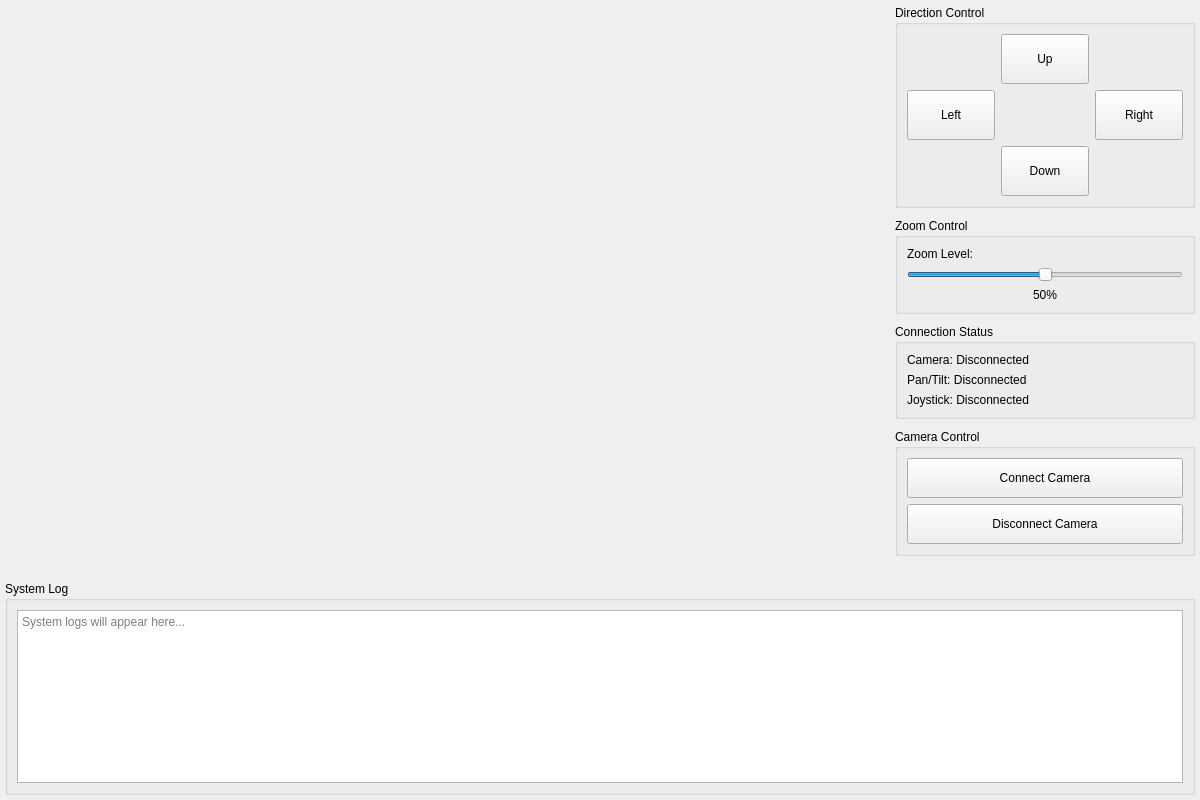
Qt form ui/MainControlView.ui (anmh1205/Remote_System) before a commit.
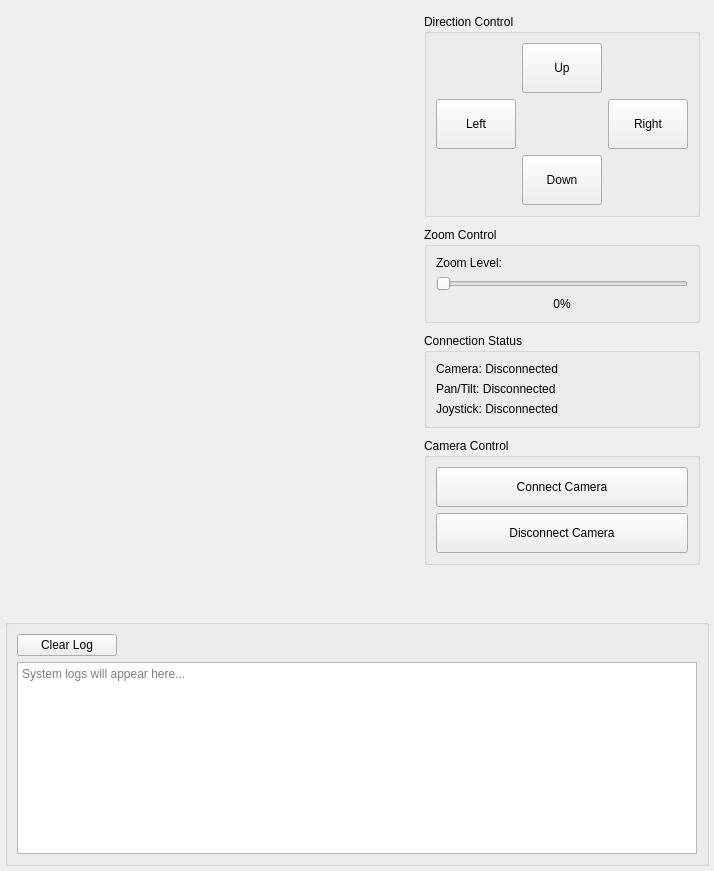
The same form after that commit. Custom widgets are drawn as their Qt base class.

```diff
--- a/ui/MainControlView.ui
+++ b/ui/MainControlView.ui
@@ -2,14 +2,6 @@
 <ui version="4.0">
  <class>MainControlView</class>
  <widget class="QWidget" name="MainControlView">
-  <property name="geometry">
-   <rect>
-    <x>0</x>
-    <y>0</y>
-    <width>1200</width>
-    <height>800</height>
-   </rect>
-  </property>
   <property name="windowTitle">
    <string>Main Control</string>
   </property>
@@ -30,9 +22,10 @@
     <number>5</number>
    </property>
    <item>
-    <layout class="QHBoxLayout" name="topHorizontalLayout">
+    <widget class="QWidget" name="topWidget">
+     <layout class="QHBoxLayout" name="horizontalLayout">
      <property name="spacing">
-      <number>5</number>
+       <number>10</number>
      </property>
      <item>
       <widget class="CameraWidget" name="cameraWidget" native="true">
@@ -162,14 +155,17 @@
              <number>100</number>
             </property>
             <property name="value">
-             <number>50</number>
+              <number>0</number>
+             </property>
+             <property name="orientation">
+              <enum>Qt::Orientation::Horizontal</enum>
             </property>
            </widget>
           </item>
           <item>
            <widget class="QLabel" name="lblZoomValue">
             <property name="text">
-             <string>50%</string>
+              <string>0%</string>
             </property>
             <property name="alignment">
              <set>Qt::AlignCenter</set>
@@ -284,12 +280,10 @@
       </layout>
      </item>
     </layout>
+    </widget>
    </item>
    <item>
     <widget class="QGroupBox" name="groupSystemLog">
-     <property name="title">
-      <string>System Log</string>
-     </property>
      <property name="minimumSize">
       <size>
        <width>0</width>
@@ -302,7 +296,23 @@
        <height>400</height>
       </size>
      </property>
+     <property name="title">
+      <string/>
+     </property>
      <layout class="QVBoxLayout" name="logLayout">
+      <item>
+       <widget class="QPushButton" name="btnClearLog">
+        <property name="maximumSize">
+         <size>
+          <width>100</width>
+          <height>16777215</height>
+         </size>
+        </property>
+        <property name="text">
+         <string>Clear Log</string>
+        </property>
+       </widget>
+      </item>
       <item>
        <widget class="QTextEdit" name="textLog">
         <property name="readOnly">
```
Left out of the diff: 183 changed lines with no effect on the pictures. Lines whose indentation alone changed are shown as unchanged.
